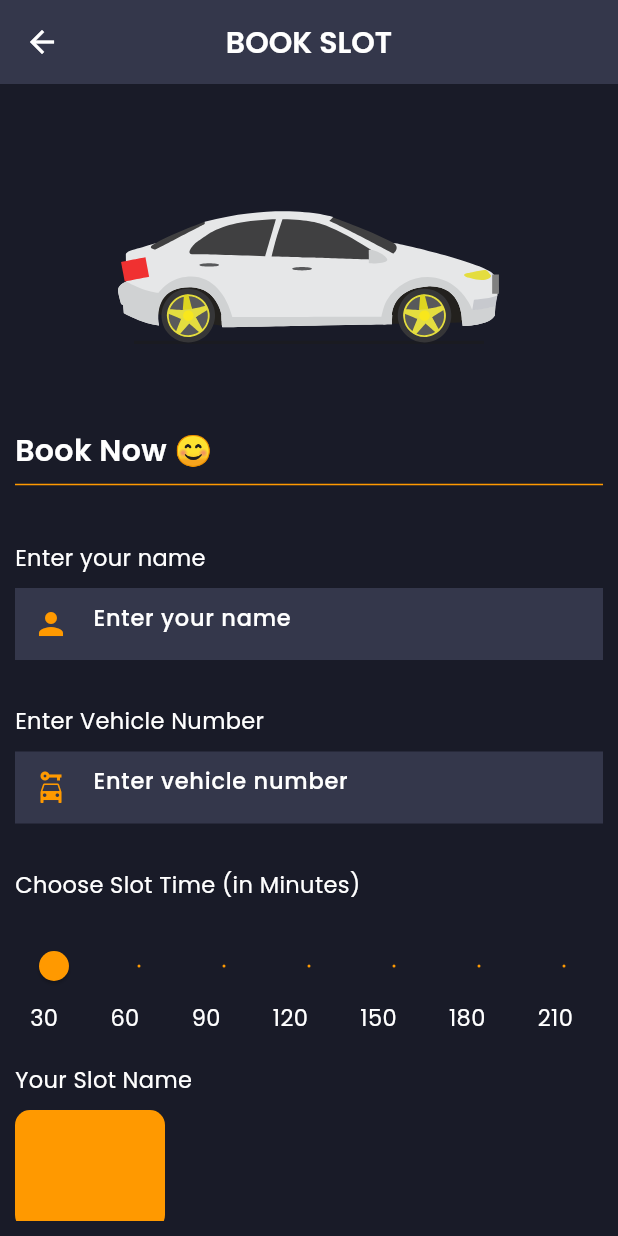
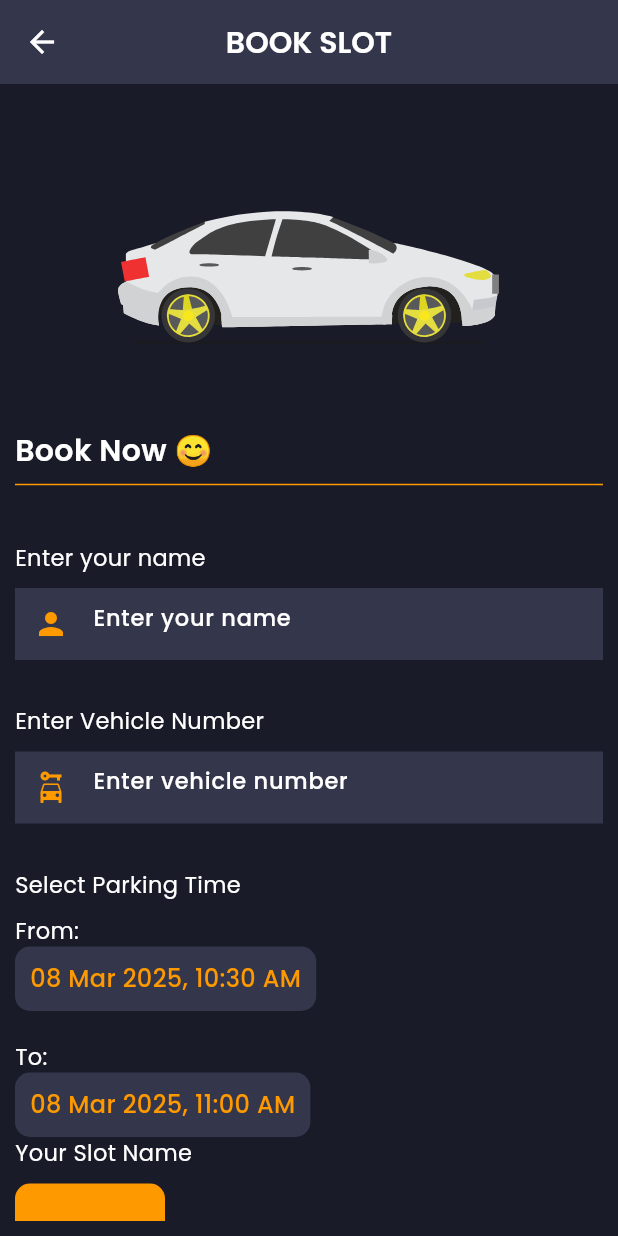
Before and after one commit to Nitishroy-7033/Parking-System-Parkish, a Flutter app: the BookingPage screen opened directly with empty values, on a phone screen of 412 x 824 dp. Run offline on Flutter 3.47's test engine with Material 3 defaults, Android fonts, the phone set to English and light mode, and no system bars; our stand-ins replace chewie, cloud_firestore, firebase_auth, firebase_core, flutter_svg, fluttertoast and 5 more; missing offline and left inert: another_dashed_container; accounts and stored records are empty.

Commit message:
Datetime updated

```diff
--- a/lib/Controller/ParkingController.dart
+++ b/lib/Controller/ParkingController.dart
@@ -24,7 +24,7 @@ class ParkingController extends GetxController {
   RxList<ParkingModel> yourBooking = RxList<ParkingModel>();
   RxBool isYourCarParked = false.obs;
   RxDouble time = 30.0.obs;
-  RxDouble amount = 30.0.obs;
+  RxDouble amount = 5.0.obs;
   RxBool isLoading = false.obs;
   Rx<ParkingModel> parkingSlot0 = ParkingModel().obs;
   Rx<ParkingModel> parkingSlot1 = ParkingModel().obs;
@@ -40,6 +40,7 @@ class ParkingController extends GetxController {
   @override
   void onInit() async {
     await getParkingInfo();
+    // await dataInit();
     super.onInit();
   }
 
--- /dev/null
+++ b/lib/Controller/date_filter.dart
@@ -0,0 +1,3 @@
+import 'package:intl/intl.dart'; // Import intl package
+
+// Formatting Function
--- a/lib/Pages/BookingPage/BookingPage.dart
+++ b/lib/Pages/BookingPage/BookingPage.dart
@@ -1,7 +1,7 @@
-import 'package:car_parking_system/Components/ConfirmPop.dart';
 import 'package:car_parking_system/Controller/ParkingController.dart';
 import 'package:flutter/material.dart';
 import 'package:get/get.dart';
+import 'package:intl/intl.dart';
 import 'package:lottie/lottie.dart';
 
 class BookingPage extends StatelessWidget {
@@ -14,9 +14,8 @@ class BookingPage extends StatelessWidget {
     ParkingController parkingController = Get.put(ParkingController());
     TextEditingController nameController = TextEditingController();
     TextEditingController vehicalNumberController = TextEditingController();
-
-    RxString fromTime = "10:00 AM".obs;
-    RxString toTime = "10:30 AM".obs;
+    Rx<DateTime> fromTime = DateTime.now().obs;
+    Rx<DateTime> toTime = DateTime.now().add(const Duration(minutes: 30)).obs;
 
     return Scaffold(
       appBar: AppBar(
@@ -123,45 +122,154 @@ class BookingPage extends StatelessWidget {
                   ],
                 ),
                 const SizedBox(height: 30),
-                // Slot Time Slider
                 const Row(
                   children: [
-                    Text("Choose Slot Time (in Minutes)"),
+                    Text("Select Parking Time "),
+                  ],
+                ),
+                const SizedBox(height: 10),
+                Row(
+                  children: [
+                    const Text("From:"),
+                  ],
+                ),
+                Row(
+                  mainAxisAlignment: MainAxisAlignment.spaceBetween,
+                  children: [
+                    InkWell(
+                      onTap: () async {
+                        DateTime? pickedDate = await showDatePicker(
+                          context: context,
+                          initialDate: DateTime.now(),
+                          firstDate: DateTime.now(), // ✅ Prevent past dates
+                          lastDate: DateTime(2100),
+                        );
+
+                        if (pickedDate != null) {
+                          TimeOfDay? pickedTime = await showTimePicker(
+                            context: context,
+                            initialTime: TimeOfDay.now(),
+                          );
+
+                          if (pickedTime != null) {
+                            // ✅ Combine selected date and time
+                            fromTime.value = DateTime(
+                              pickedDate.year,
+                              pickedDate.month,
+                              pickedDate.day,
+                              pickedTime.hour,
+                              pickedTime.minute,
+                            );
+
+                            // ✅ Update duration & amount if `toTime` is set
+                            if (toTime.value.isAfter(fromTime.value)) {
+                              Duration duration =
+                                  toTime.value.difference(fromTime.value);
+                              parkingController.time.value =
+                                  duration.inMinutes.toDouble();
+                              parkingController.amount.value =
+                                  (duration.inHours * 10)
+                                      .toDouble(); // ₹10 per hour
+                            }
+                          }
+                        }
+                      },
+                      child: Container(
+                        padding: const EdgeInsets.all(10),
+                        decoration: BoxDecoration(
+                          color: Theme.of(context).colorScheme.primaryContainer,
+                          borderRadius: BorderRadius.circular(10),
+                        ),
+                        child: Obx(
+                          () => Text(
+                            DateFormat('dd MMM yyyy, hh:mm a')
+                                .format(fromTime.value),
+                            style: TextStyle(
+                              fontSize: 16,
+                              fontWeight: FontWeight.w500,
+                              color: Theme.of(context).colorScheme.primary,
+                            ),
+                          ),
+                        ),
+                      ),
+                    ),
                   ],
                 ),
                 const SizedBox(height: 20),
-                Obx(
-                  () => Slider(
-                    thumbColor: Theme.of(context).colorScheme.primary,
-                    activeColor: Theme.of(context).colorScheme.primary,
-                    inactiveColor: Theme.of(context).colorScheme.surface,
-                    label: "${parkingController.time.value} m",
-                    value: parkingController.time.value,
-                    onChanged: (v) {
-                      parkingController.time.value = v;
-                      parkingController.amount.value = v * 1;
-                    },
-                    divisions: 6,
-                    min: 30,
-                    max: 210,
-                  ),
+                Row(
+                  children: [
+                    const Text("To:"),
+                  ],
                 ),
-                const Padding(
-                  padding: EdgeInsets.only(left: 10, right: 20),
-                  child: Row(
-                    mainAxisAlignment: MainAxisAlignment.spaceBetween,
-                    children: [
-                      Text("30"),
-                      Text("60"),
-                      Text("90"),
-                      Text("120"),
-                      Text("150"),
-                      Text("180"),
-                      Text("210"),
-                    ],
-                  ),
+                Row(
+                  children: [
+                    InkWell(
+                      onTap: () async {
+                        DateTime? pickedDate = await showDatePicker(
+                          context: context,
+                          initialDate: fromTime
+                              .value, // ✅ Ensure "To" date is after "From" date
+                          firstDate: fromTime.value, // ✅ Prevent past dates
+                          lastDate: DateTime(2100),
+                        );
+
+                        if (pickedDate != null) {
+                          TimeOfDay? pickedTime = await showTimePicker(
+                            context: context,
+                            initialTime: TimeOfDay.now(),
+                          );
+
+                          if (pickedTime != null) {
+                            toTime.value = DateTime(
+                              pickedDate.year,
+                              pickedDate.month,
+                              pickedDate.day,
+                              pickedTime.hour,
+                              pickedTime.minute,
+                            );
+
+                            // ✅ Ensure `toTime` is after `fromTime`
+                            if (toTime.value.isAfter(fromTime.value)) {
+                              Duration duration =
+                                  toTime.value.difference(fromTime.value);
+                              parkingController.time.value =
+                                  duration.inMinutes.toDouble();
+                              parkingController.amount.value =
+                                  (duration.inHours * 10)
+                                      .toDouble(); // ₹10 per hour
+                            } else {
+                              Get.snackbar(
+                                "Invalid Time",
+                                "End time must be after start time",
+                                snackPosition: SnackPosition.BOTTOM,
+                                backgroundColor: Colors.red.withOpacity(0.1),
+                                colorText: Colors.red,
+                              );
+                            }
+                          }
+                        }
+                      },
+                      child: Container(
+                        padding: const EdgeInsets.all(10),
+                        decoration: BoxDecoration(
+                          color: Theme.of(context).colorScheme.primaryContainer,
+                          borderRadius: BorderRadius.circular(10),
+                        ),
+                        child: Obx(
+                          () => Text(
+                            DateFormat('dd MMM yyyy, hh:mm a')
+                                .format(toTime.value),
+                            style: TextStyle(
+                              fontSize: 16,
+                              fontWeight: FontWeight.w500,
+                              color: Theme.of(context).colorScheme.primary,
+                            ),
+                          ),
+                        ),
+                      ),
+                    ),
+                  ],
                 ),
-                const SizedBox(height: 20),
                 // Slot Name
                 Row(
                   mainAxisAlignment: MainAxisAlignment.spaceBetween,
@@ -213,7 +321,7 @@ class BookingPage extends StatelessWidget {
                             ),
                             Obx(
                               () => Text(
-                                parkingController.amount.value.toStringAsFixed(2),
+                                "₹${parkingController.amount.value.toStringAsFixed(1)}",
                                 style: TextStyle(
                                   fontSize: 40,
                                   fontWeight: FontWeight.w700,
@@ -227,7 +335,6 @@ class BookingPage extends StatelessWidget {
                     ),
                     InkWell(
                       onTap: () {
-                        // Validate Name and Vehicle Number
                         if (nameController.text.isEmpty) {
                           Get.snackbar(
                             "Validation Error",
@@ -255,8 +362,8 @@ class BookingPage extends StatelessWidget {
                           vehicalNumberController.text,
                           slotId,
                           context,
-                          fromTime.value,
-                          toTime.value,
+                          fromTime.value.toString(),
+                          toTime.value.toString(),
                         );
                       },
                       child: Container(
--- a/pubspec.yaml
+++ b/pubspec.yaml
@@ -52,6 +52,7 @@ dependencies:
   google_maps_flutter: ^2.5.3
   url_launcher: ^6.2.5
   shared_preferences: ^2.3.3
+  intl: ^0.18.1
 
 
 dev_dependencies:
```
Also changed, not shown: firebase.json, lib/firebase_options.dart, pubspec.lock, 2 other files.
